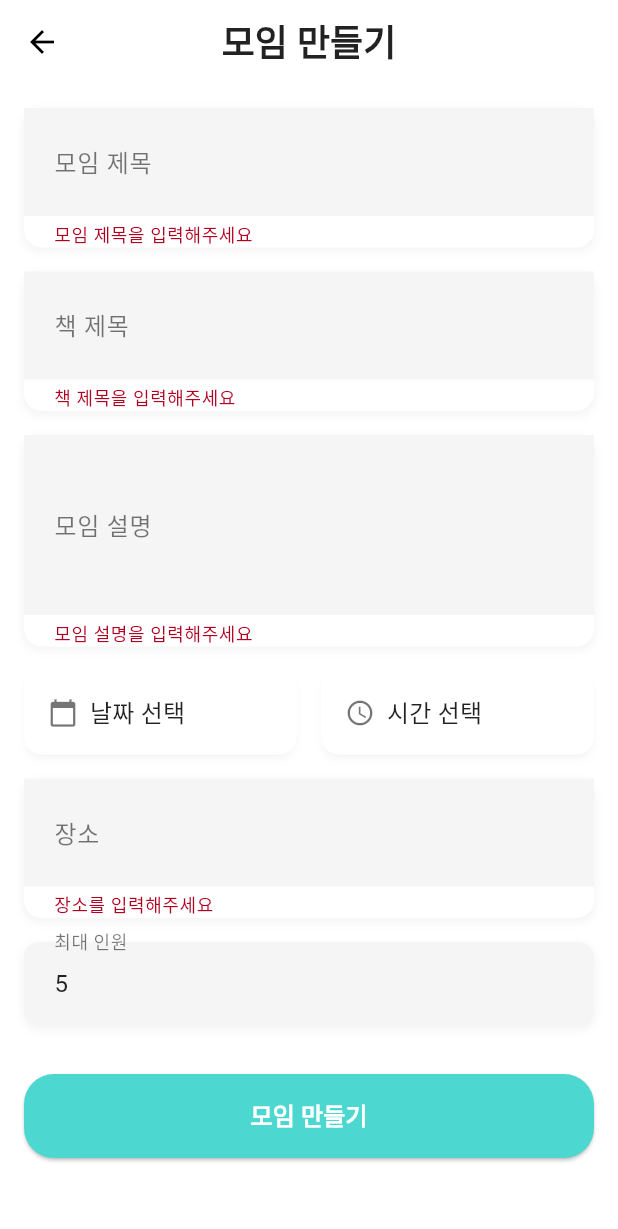
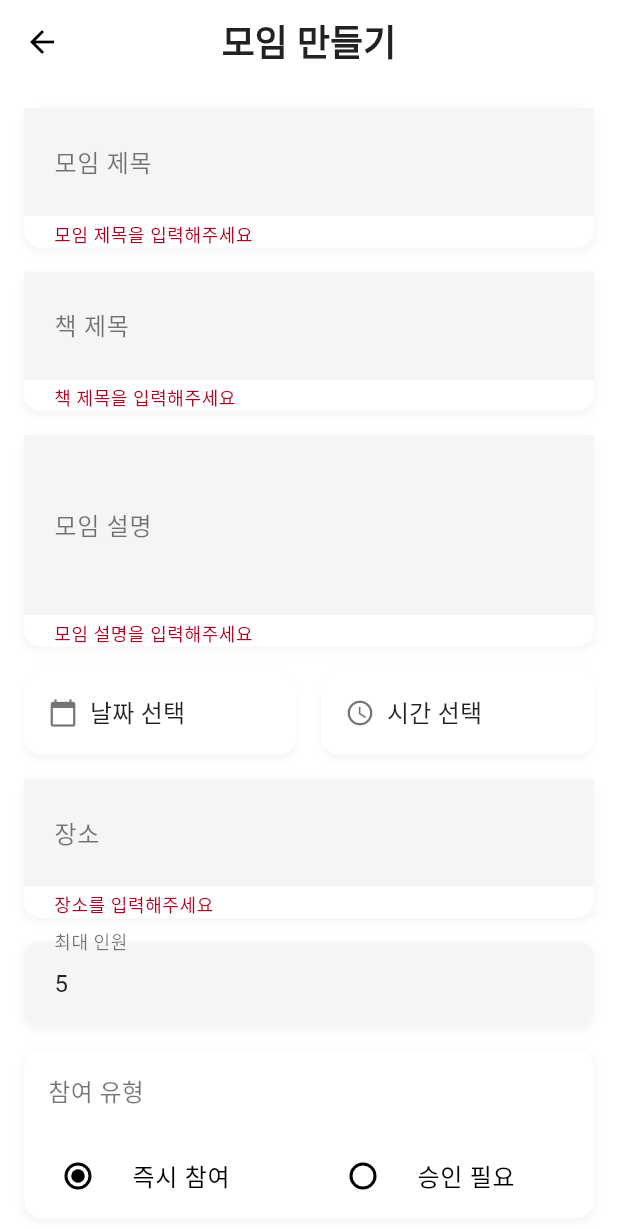
Before and after one commit to gwon7210/bookclub_app, a Flutter app: the MeetingCreateScreen screen opened directly, after a tap on "모임 만들기", on a phone screen of 412 x 824 dp. Shown: the top 1229 px of the screen. Run offline on Flutter 3.47's test engine with Material 3 defaults, Android fonts, the phone set to English and light mode, and no system bars; our stand-ins replace geolocator; accounts and stored records are empty.

Commit message:
독서 모임 생성 완료

```diff
--- a/lib/screens/meeting/meeting_create_screen.dart
+++ b/lib/screens/meeting/meeting_create_screen.dart
@@ -2,6 +2,9 @@ import 'package:flutter/material.dart';
 import 'package:flutter/cupertino.dart';
 import 'meeting_create_complete_screen.dart';
 import 'package:flutter_localizations/flutter_localizations.dart';
+import 'package:provider/provider.dart';
+import '../../providers/user_provider.dart';
+import '../../services/api_service.dart';
 
 class MeetingCreateScreen extends StatefulWidget {
   const MeetingCreateScreen({super.key});
@@ -23,6 +26,7 @@ class _MeetingCreateScreenState extends State<MeetingCreateScreen> {
   bool _isAM = true;
   int _selectedHour = 12;
   int _selectedMinute = 0;
+  String _participationType = 'instant'; // 'instant' 또는 'approval'
 
   @override
   void dispose() {
@@ -457,16 +461,112 @@ class _MeetingCreateScreenState extends State<MeetingCreateScreen> {
                 },
               ),
             ),
+            const SizedBox(height: 16),
+            Container(
+              decoration: BoxDecoration(
+                color: Colors.white,
+                borderRadius: BorderRadius.circular(12),
+                boxShadow: [
+                  BoxShadow(
+                    color: Colors.grey.withOpacity(0.1),
+                    spreadRadius: 1,
+                    blurRadius: 4,
+                    offset: const Offset(0, 2),
+                  ),
+                ],
+              ),
+              child: Column(
+                crossAxisAlignment: CrossAxisAlignment.start,
+                children: [
+                  const Padding(
+                    padding: EdgeInsets.all(16),
+                    child: Text(
+                      '참여 유형',
+                      style: TextStyle(
+                        color: Colors.black54,
+                        fontSize: 16,
+                      ),
+                    ),
+                  ),
+                  Row(
+                    children: [
+                      Expanded(
+                        child: RadioListTile<String>(
+                          title: const Text('즉시 참여'),
+                          value: 'instant',
+                          groupValue: _participationType,
+                          onChanged: (value) {
+                            setState(() {
+                              _participationType = value!;
+                            });
+                          },
+                        ),
+                      ),
+                      Expanded(
+                        child: RadioListTile<String>(
+                          title: const Text('승인 필요'),
+                          value: 'approval',
+                          groupValue: _participationType,
+                          onChanged: (value) {
+                            setState(() {
+                              _participationType = value!;
+                            });
+                          },
+                        ),
+                      ),
+                    ],
+                  ),
+                ],
+              ),
+            ),
             const SizedBox(height: 32),
             ElevatedButton(
-              onPressed: () {
+              onPressed: () async {
                 if (_formKey.currentState!.validate()) {
-                  Navigator.push(
-                    context,
-                    MaterialPageRoute(
-                      builder: (context) => const MeetingCreateCompleteScreen(),
-                    ),
-                  );
+                  try {
+                    final token = context.read<UserProvider>().token;
+                    final response = await ApiService.post(
+                      '/meetings',
+                      {
+                        'title': _titleController.text,
+                        'book_title': _bookController.text,
+                        'date':
+                            '${_selectedDate!.year}-${_selectedDate!.month.toString().padLeft(2, '0')}-${_selectedDate!.day.toString().padLeft(2, '0')}',
+                        'time':
+                            '${_selectedHour.toString().padLeft(2, '0')}:${_selectedMinute.toString().padLeft(2, '0')}',
+                        'location': _locationController.text,
+                        'max_participants':
+                            int.parse(_maxMembersController.text),
+                        'description': _descriptionController.text,
+                        'participation_type': _participationType,
+                      },
+                      token: token,
+                    );
+
+                    if (response['success'] == true) {
+                      Navigator.push(
+                        context,
+                        MaterialPageRoute(
+                          builder: (context) =>
+                              const MeetingCreateCompleteScreen(),
+                        ),
+                      );
+                    } else {
+                      ScaffoldMessenger.of(context).showSnackBar(
+                        SnackBar(
+                          content: Text(response['message'] ?? '모임 생성에 실패했습니다'),
+                          backgroundColor: Colors.red,
+                        ),
+                      );
+                    }
+                  } catch (e) {
+                    ScaffoldMessenger.of(context).showSnackBar(
+                      const SnackBar(
+                        content: Text('서버 연결에 실패했습니다'),
+                        backgroundColor: Colors.red,
+                      ),
+                    );
+                  }
                 }
               },
               style: ElevatedButton.styleFrom(
```
